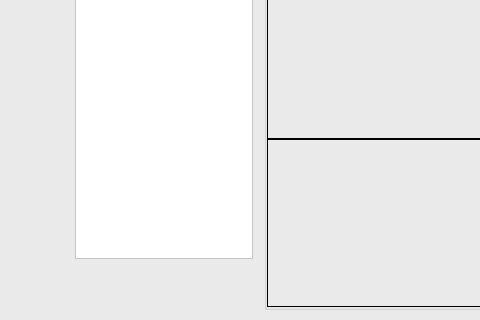
The window that VisionAlgShow/visionalgmain.ui (MMAPer/VisionAlgShow) describes before a commit, drawn with Qt 5; both pictures show x 0 to 480 and y 400 to 720 of the 1280 by 720 pixel window.
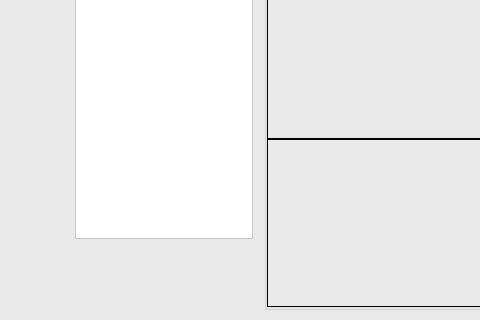
The same window after the commit.

Diff of the .ui file:
```diff
--- a/VisionAlgShow/visionalgmain.ui
+++ b/VisionAlgShow/visionalgmain.ui
@@ -415,6 +415,13 @@
               </property>
              </widget>
             </item>
+            <item>
+             <widget class="QLabel" name="labMessage">
+              <property name="text">
+               <string/>
+              </property>
+             </widget>
+            </item>
            </layout>
           </widget>
          </item>
```
